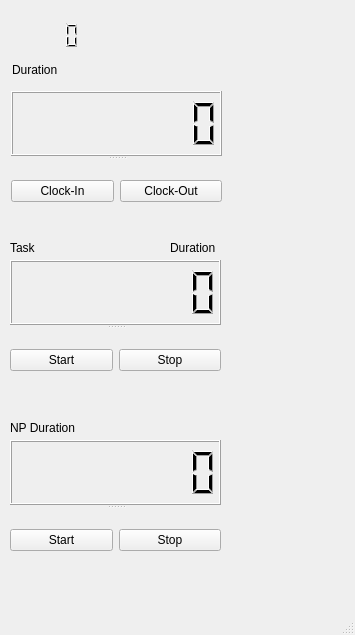
gartnerd/timeTraceB1, file timeTraceUI.ui: the form before one commit.
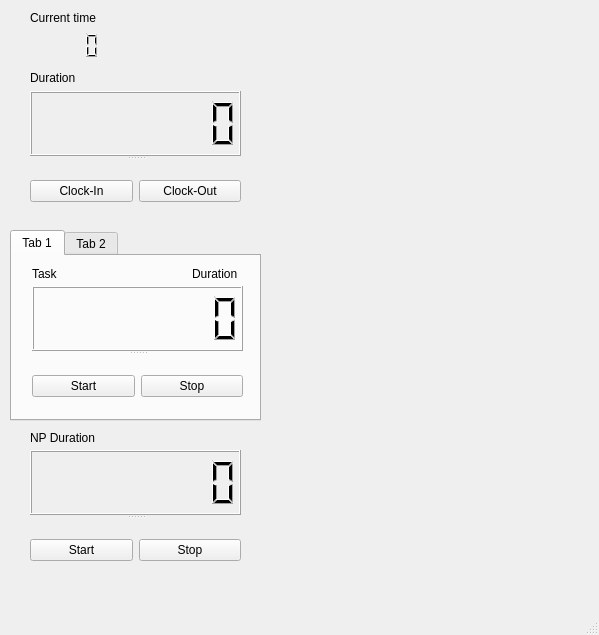
The form after the commit.

Commit message: added tabbed interface for task clock

The edit to the form file:
```diff
--- a/timeTraceUI.ui
+++ b/timeTraceUI.ui
@@ -6,7 +6,7 @@
    <rect>
     <x>0</x>
     <y>0</y>
-    <width>355</width>
+    <width>599</width>
     <height>635</height>
    </rect>
   </property>
@@ -17,8 +17,8 @@
    <widget class="QLabel" name="label">
     <property name="geometry">
      <rect>
-      <x>12</x>
-      <y>62</y>
+      <x>30</x>
+      <y>70</y>
       <width>50</width>
       <height>16</height>
      </rect>
@@ -27,50 +27,11 @@
      <string>Duration</string>
     </property>
    </widget>
-   <widget class="QSplitter" name="splitter_2">
-    <property name="geometry">
-     <rect>
-      <x>10</x>
-      <y>260</y>
-      <width>211</width>
-      <height>131</height>
-     </rect>
-    </property>
-    <property name="orientation">
-     <enum>Qt::Vertical</enum>
-    </property>
-    <widget class="QLCDNumber" name="lcdNumber_2">
-     <property name="digitCount">
-      <number>8</number>
-     </property>
-     <property name="intValue" stdset="0">
-      <number>0</number>
-     </property>
-    </widget>
-    <widget class="QWidget" name="layoutWidget_2">
-     <layout class="QHBoxLayout" name="horizontalLayout_2">
-      <item>
-       <widget class="QPushButton" name="start_2">
-        <property name="text">
-         <string>Start</string>
-        </property>
-       </widget>
-      </item>
-      <item>
-       <widget class="QPushButton" name="stop_2">
-        <property name="text">
-         <string>Stop</string>
-        </property>
-       </widget>
-      </item>
-     </layout>
-    </widget>
-   </widget>
    <widget class="QSplitter" name="splitter_3">
     <property name="geometry">
      <rect>
-      <x>10</x>
-      <y>440</y>
+      <x>30</x>
+      <y>450</y>
       <width>211</width>
       <height>131</height>
      </rect>
@@ -105,37 +66,11 @@
      </layout>
     </widget>
    </widget>
-   <widget class="QLabel" name="label_2">
-    <property name="geometry">
-     <rect>
-      <x>10</x>
-      <y>240</y>
-      <width>121</width>
-      <height>16</height>
-     </rect>
-    </property>
-    <property name="text">
-     <string>Task</string>
-    </property>
-   </widget>
-   <widget class="QLabel" name="label_3">
-    <property name="geometry">
-     <rect>
-      <x>170</x>
-      <y>240</y>
-      <width>50</width>
-      <height>16</height>
-     </rect>
-    </property>
-    <property name="text">
-     <string>Duration</string>
-    </property>
-   </widget>
    <widget class="QLabel" name="label_4">
     <property name="geometry">
      <rect>
-      <x>10</x>
-      <y>420</y>
+      <x>30</x>
+      <y>430</y>
       <width>91</width>
       <height>16</height>
      </rect>
@@ -147,8 +82,8 @@
    <widget class="QLCDNumber" name="lcdNumber_4">
     <property name="geometry">
      <rect>
-      <x>10</x>
-      <y>20</y>
+      <x>30</x>
+      <y>30</y>
       <width>71</width>
       <height>31</height>
      </rect>
@@ -169,7 +104,7 @@
    <widget class="QSplitter" name="splitter">
     <property name="geometry">
      <rect>
-      <x>11</x>
+      <x>30</x>
       <y>91</y>
       <width>211</width>
       <height>131</height>
@@ -205,6 +140,108 @@
      </layout>
     </widget>
    </widget>
+   <widget class="QTabWidget" name="tabWidget">
+    <property name="geometry">
+     <rect>
+      <x>10</x>
+      <y>230</y>
+      <width>251</width>
+      <height>191</height>
+     </rect>
+    </property>
+    <widget class="QWidget" name="tab">
+     <attribute name="title">
+      <string>Tab 1</string>
+     </attribute>
+     <widget class="QSplitter" name="splitter_2">
+      <property name="geometry">
+       <rect>
+        <x>20</x>
+        <y>30</y>
+        <width>211</width>
+        <height>131</height>
+       </rect>
+      </property>
+      <property name="orientation">
+       <enum>Qt::Vertical</enum>
+      </property>
+      <widget class="QLCDNumber" name="lcdNumber_2">
+       <property name="digitCount">
+        <number>8</number>
+       </property>
+       <property name="intValue" stdset="0">
+        <number>0</number>
+       </property>
+      </widget>
+      <widget class="QWidget" name="layoutWidget_2">
+       <layout class="QHBoxLayout" name="horizontalLayout_2">
+        <item>
+         <widget class="QPushButton" name="start_2">
+          <property name="text">
+           <string>Start</string>
+          </property>
+         </widget>
+        </item>
+        <item>
+         <widget class="QPushButton" name="stop_2">
+          <property name="text">
+           <string>Stop</string>
+          </property>
+         </widget>
+        </item>
+       </layout>
+      </widget>
+     </widget>
+     <widget class="QLabel" name="label_2">
+      <property name="geometry">
+       <rect>
+        <x>20</x>
+        <y>10</y>
+        <width>121</width>
+        <height>16</height>
+       </rect>
+      </property>
+      <property name="text">
+       <string>Task</string>
+      </property>
+     </widget>
+     <widget class="QLabel" name="label_3">
+      <property name="geometry">
+       <rect>
+        <x>180</x>
+        <y>10</y>
+        <width>50</width>
+        <height>16</height>
+       </rect>
+      </property>
+      <property name="text">
+       <string>Duration</string>
+      </property>
+     </widget>
+     <zorder>splitter</zorder>
+     <zorder>splitter_2</zorder>
+     <zorder>label_2</zorder>
+     <zorder>label_3</zorder>
+    </widget>
+    <widget class="QWidget" name="tab_2">
+     <attribute name="title">
+      <string>Tab 2</string>
+     </attribute>
+    </widget>
+   </widget>
+   <widget class="QLabel" name="label_5">
+    <property name="geometry">
+     <rect>
+      <x>30</x>
+      <y>10</y>
+      <width>81</width>
+      <height>16</height>
+     </rect>
+    </property>
+    <property name="text">
+     <string>Current time</string>
+    </property>
+   </widget>
   </widget>
   <widget class="QMenuBar" name="menubar">
    <property name="geometry">
```
Left out of the diff: 2 changed lines with no effect on the pictures.
